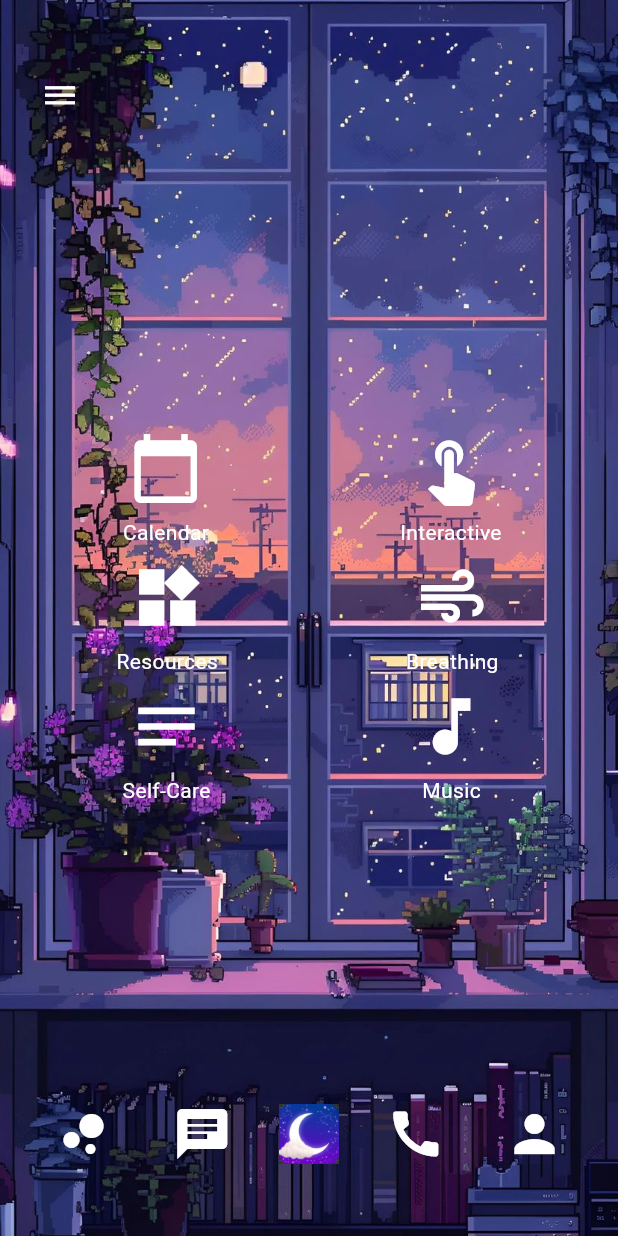
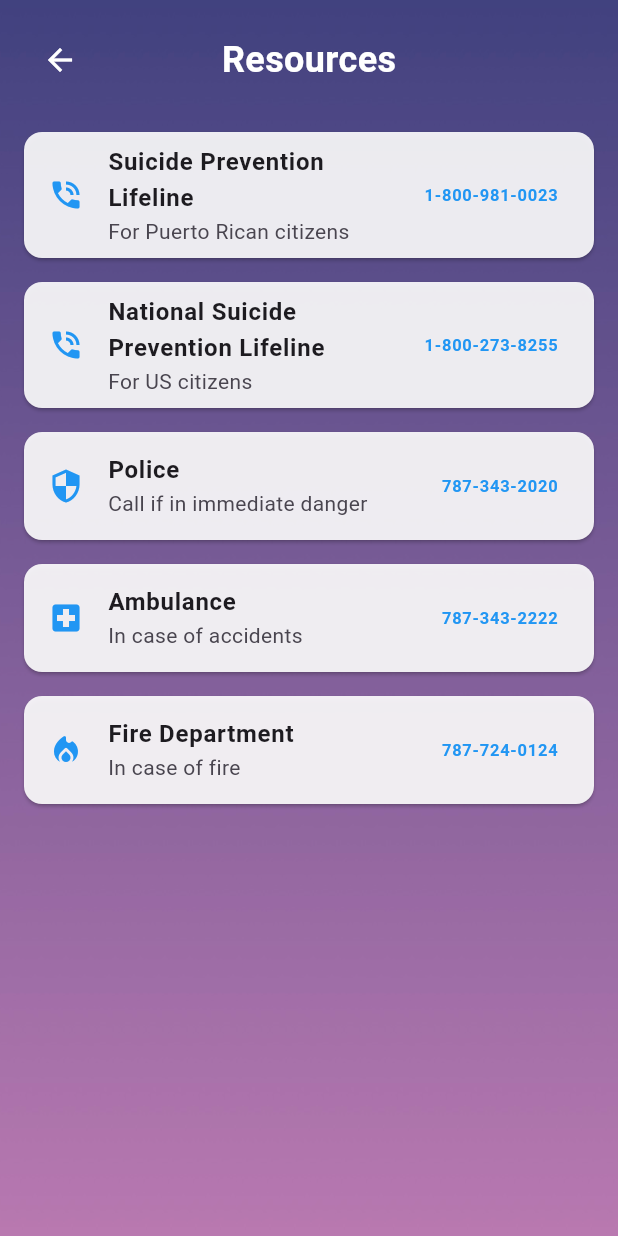
Before and after one commit to CarolinaZRM/CosmicComfort, a Flutter app: the screen it shows after launch, after a tap on the "now widgets" icon, on a phone screen of 412 x 824 dp. Run offline on Flutter 3.47's test engine with Material 3 defaults, Android fonts, the phone set to English and light mode, and no system bars.

Commit message:
implemented the resources page

```diff
--- a/lib/main.dart
+++ b/lib/main.dart
@@ -1,5 +1,6 @@
 import 'package:flutter/material.dart';
 import 'pages/SettingsPage.dart'; // Import the settings page file
+import 'pages/ResourcesPage.dart';
 
 void main() {
   runApp(const MyApp());
@@ -110,6 +111,12 @@ class _MyHomePageState extends State<MyHomePage> {
                           icon: const Icon(Icons.now_widgets, size: 50, color: Colors.white),
                           onPressed: () {
                             // Action for Breathing exercise
+                            Navigator.push(
+                              context,
+                              MaterialPageRoute(
+                                builder: (context) => const ResourcesPage(),
+                              ),
+                            );
                           },
                         ),
                         const Text(
--- /dev/null
+++ b/lib/pages/ResourcesPage.dart
@@ -0,0 +1,136 @@
+import 'package:flutter/material.dart';
+import 'package:url_launcher/url_launcher.dart';
+
+class ResourcesPage extends StatelessWidget {
+  const ResourcesPage({super.key});
+
+  @override
+  Widget build(BuildContext context) {
+    return Scaffold(
+      body: Stack(
+        children: [
+          // Background image
+          Container(
+            decoration: const BoxDecoration(
+              image: DecorationImage(
+                image: AssetImage('assets/Ombre.PNG'), // Replace with your background image path
+                fit: BoxFit.cover,
+              ),
+            ),
+          ),
+          // Foreground content
+          SafeArea(
+            child: Column(
+              crossAxisAlignment: CrossAxisAlignment.start,
+              children: [
+                // AppBar-like structure for the title
+                Padding(
+                  padding: const EdgeInsets.all(16.0),
+                  child: Row(
+                    mainAxisAlignment: MainAxisAlignment.spaceBetween,
+                    children: [
+                      IconButton(
+                        icon: const Icon(Icons.arrow_back, color: Colors.white),
+                        onPressed: () {
+                          Navigator.pop(context);
+                        },
+                      ),
+                      const Text(
+                        'Resources',
+                        style: TextStyle(
+                          color: Colors.white,
+                          fontSize: 24,
+                          fontWeight: FontWeight.bold,
+                        ),
+                      ),
+                      const SizedBox(width: 48), // Placeholder for symmetry (Optional)
+                    ],
+                  ),
+                ),
+                // List of emergency contacts
+                Expanded(
+                  child: Padding(
+                    padding: const EdgeInsets.symmetric(horizontal: 16.0),
+                    child: ListView(
+                      children: [
+                        buildEmergencyContactTile(
+                          icon: Icons.phone_in_talk,
+                          title: 'Suicide Prevention Lifeline',
+                          subtitle: 'For Puerto Rican citizens',
+                          contactNumber: '1-800-981-0023',
+                        ),
+                        buildEmergencyContactTile(
+                          icon: Icons.phone_in_talk,
+                          title: 'National Suicide Prevention Lifeline',
+                          subtitle: 'For US citizens',
+                          contactNumber: '1-800-273-8255',
+                        ),
+                        buildEmergencyContactTile(
+                          icon: Icons.security_outlined,
+                          title: 'Police',
+                          subtitle: 'Call if in immediate danger',
+                          contactNumber: '787-343-2020',
+                        ),
+                        buildEmergencyContactTile(
+                          icon: Icons.local_hospital,
+                          title: 'Ambulance',
+                          subtitle: 'In case of accidents',
+                          contactNumber: '787-343-2222',
+                        ),
+                        buildEmergencyContactTile(
+                          icon: Icons.local_fire_department_rounded,
+                          title: 'Fire Department',
+                          subtitle: 'In case of fire',
+                          contactNumber: '787-724-0124',
+                        ),
+                      ],
+                    ),
+                  ),
+                ),
+              ],
+            ),
+          ),
+        ],
+      ),
+    );
+  }
+
+  // Helper method to build each emergency contact tile
+  Widget buildEmergencyContactTile({
+    required IconData icon,
+    required String title,
+    required String subtitle,
+    required String contactNumber,
+  }) {
+    return Card(
+      color: Colors.white.withOpacity(0.9), // White box with slight opacity
+      margin: const EdgeInsets.symmetric(vertical: 8.0),
+      child: ListTile(
+        leading: Icon(icon, color: Colors.blue),
+        title: Text(title, style: const TextStyle(fontWeight: FontWeight.bold)),
+        subtitle: Text(subtitle),
+        trailing: Text(
+          contactNumber,
+          style: const TextStyle(color: Colors.blue, fontWeight: FontWeight.bold),
+        ),
+        onTap: () {
+          _makePhoneCall(contactNumber);
+        },
+      ),
+    );
+  }
+
+  // Function to initiate phone call
+  Future<void> _makePhoneCall(String phoneNumber) async {
+    final Uri launchUri = Uri(
+      scheme: 'tel',
+      path: phoneNumber,
+    );
+    try {
+      await launchUrl(launchUri);
+    } catch (e) {
+      // Handle the error or show a message to the user if the call can't be made
+      // print("Error making call: $e");
+    }
+  }
+}
--- a/lib/pages/SettingsPage.dart
+++ b/lib/pages/SettingsPage.dart
@@ -247,19 +247,19 @@ class _SettingsPageState extends State<SettingsPage> {
               tilePadding: EdgeInsets.zero,
               title: Text(
                 label,
-                style: TextStyle(
+                style: const TextStyle(
                   fontWeight: FontWeight.bold,
                   color: Color.fromARGB(255, 0, 0, 0),
                 ),
               ),
-              trailing: Icon(Icons.arrow_drop_down),
+              trailing: const Icon(Icons.arrow_drop_down),
               children: [
                 Padding(
                   padding: const EdgeInsets.all(16.0),
                   child: SingleChildScrollView(
                     child: Text(
                       disclaimerText,
-                      style: TextStyle(color: Colors.black87),
+                      style: const TextStyle(color: Colors.black87),
                     ),
                   ),
                 ),
--- a/pubspec.yaml
+++ b/pubspec.yaml
@@ -30,7 +30,7 @@ environment:
 dependencies:
   flutter:
     sdk: flutter
-
+  url_launcher: ^6.0.20
 
   # The following adds the Cupertino Icons font to your application.
   # Use with the CupertinoIcons class for iOS style icons.
```
Also changed, not shown: 1 other file.
